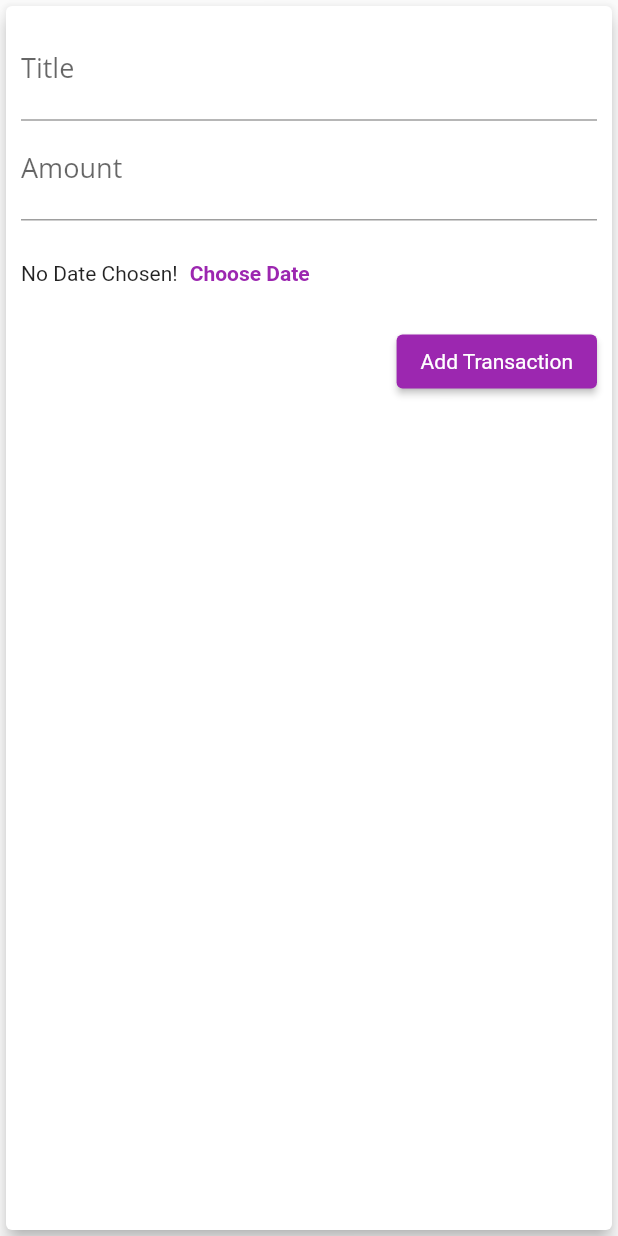
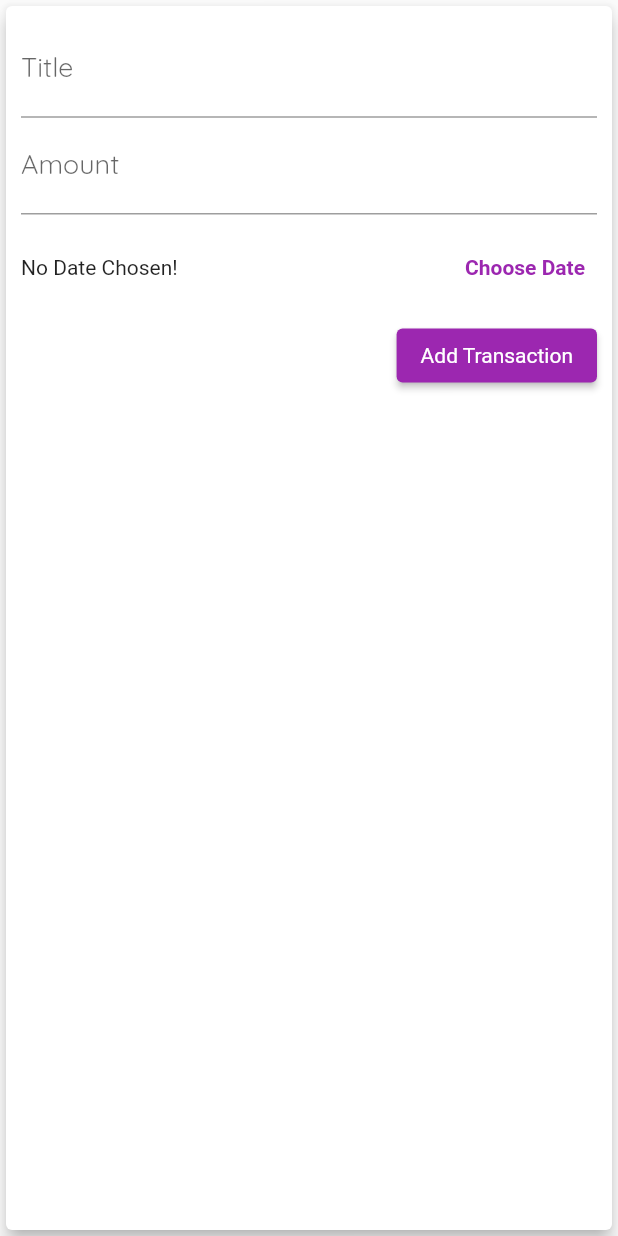
Before and after one commit to glitched-sudhanshu/Expenser, a Flutter app: the NewTransaction widget shown alone on an empty page, opened directly with empty values, after a tap on "Add Transaction", on a phone screen of 412 x 824 dp. Run offline on Flutter 3.47's test engine with Material 2 defaults, Android fonts, the phone set to English and light mode, and no system bars.

Commit message:
date picker & delete feature added

```diff
--- a/lib/widgets/new_transaction.dart
+++ b/lib/widgets/new_transaction.dart
@@ -1,5 +1,6 @@
 import 'package:expense_app/utils/StringUtil.dart';
 import 'package:flutter/material.dart';
+import 'package:intl/intl.dart';
 
 class NewTransaction extends StatefulWidget {
   final Function _newTransactionHandler;
@@ -11,20 +12,47 @@ class NewTransaction extends StatefulWidget {
 }
 
 class _NewTransactionState extends State<NewTransaction> {
-  final titleInput = TextEditingController();
-  final amountInput = TextEditingController();
+  final _titleInput = TextEditingController();
+  final _amountInput = TextEditingController();
+  DateTime? _datePicked = null;
 
   void _submitTransaction() {
-    final enteredTitle = titleInput.text;
-    final enteredAmount = double.parse(amountInput.text);
 
-    if (enteredTitle.isEmpty || enteredAmount < 0) return;
+    if(_amountInput.text.isEmpty){
+
+      return;
+    }
+
+    final enteredTitle = _titleInput.text;
+    final enteredAmount = double.parse(_amountInput.text);
+
+    if (enteredTitle.isEmpty || enteredAmount < 0 || _datePicked==null) {
+
+      return;
+    }
 
     final capitalizedEnteredTitle = enteredTitle.capitalize();
-
-    widget._newTransactionHandler(capitalizedEnteredTitle, enteredAmount);
+    print('here');
+    widget._newTransactionHandler(capitalizedEnteredTitle, enteredAmount, _datePicked);
 
     Navigator.of(context).pop();
+
+  }
+
+  void _presentDatePicker() {
+    showDatePicker(
+            context: context,
+            initialDate: DateTime.now(),
+            firstDate: DateTime(2020),
+            lastDate: DateTime.now())
+        .then((pickedDate) {
+      if (pickedDate == null) {
+        return;
+      }
+      setState(() {
+        _datePicked = pickedDate;
+      });
+    });
   }
 
   @override
@@ -39,23 +67,30 @@ class _NewTransactionState extends State<NewTransaction> {
             TextField(
               decoration: InputDecoration(labelText: 'Title'),
               style: TextStyle(fontWeight: FontWeight.normal),
-              controller: titleInput,
+              controller: _titleInput,
               onSubmitted: (_) => _submitTransaction(),
             ),
             TextField(
-              decoration: InputDecoration(labelText: 'Amount',),
+              decoration: InputDecoration(
+                labelText: 'Amount',
+              ),
               style: TextStyle(fontWeight: FontWeight.normal),
-              controller: amountInput,
+              controller: _amountInput,
               keyboardType: TextInputType.number,
               onSubmitted: (_) => _submitTransaction(),
             ),
             SizedBox(
               height: 70,
               child: Row(
+                mainAxisAlignment: MainAxisAlignment.spaceBetween,
                 children: [
-                  Text('No Date Chosen!'),
+                  Text(
+                    _datePicked == null
+                        ? 'No Date Chosen!'
+                        : 'Picked Date: ${DateFormat.yMd().format(_datePicked!)}',
+                  ),
                   TextButton(
-                    onPressed: () {},
+                    onPressed: _presentDatePicker,
                     child: Text(
                       'Choose Date',
                       style: TextStyle(
@@ -67,7 +102,11 @@ class _NewTransactionState extends State<NewTransaction> {
               ),
             ),
             ElevatedButton(
-              onPressed: _submitTransaction,
+              onPressed: (){
+                print('pressed above');
+                _submitTransaction();
+                print('pressed below');
+              } ,
               child: Text(
                 'Add Transaction',
                 style: TextStyle(
--- a/lib/widgets/theme.dart
+++ b/lib/widgets/theme.dart
@@ -8,11 +8,12 @@ class AppTheme {
       colorScheme: ColorScheme.fromSwatch().copyWith(
         secondary: Colors.amber,
         primary: Colors.purple,
+        error: Colors.redAccent
       ),
       fontFamily: 'Quicksand',
       textTheme: ThemeData.light().textTheme.copyWith(
             titleMedium: TextStyle(
-              fontFamily: 'OpenSans',
+              fontFamily: 'Quicksand',
               fontWeight: FontWeight.bold,
               fontSize: 18,
             ),
```
Also changed, not shown: lib/main.dart (+11 -3 lines), lib/widgets/transaction_list.dart (+11 -3 lines).
